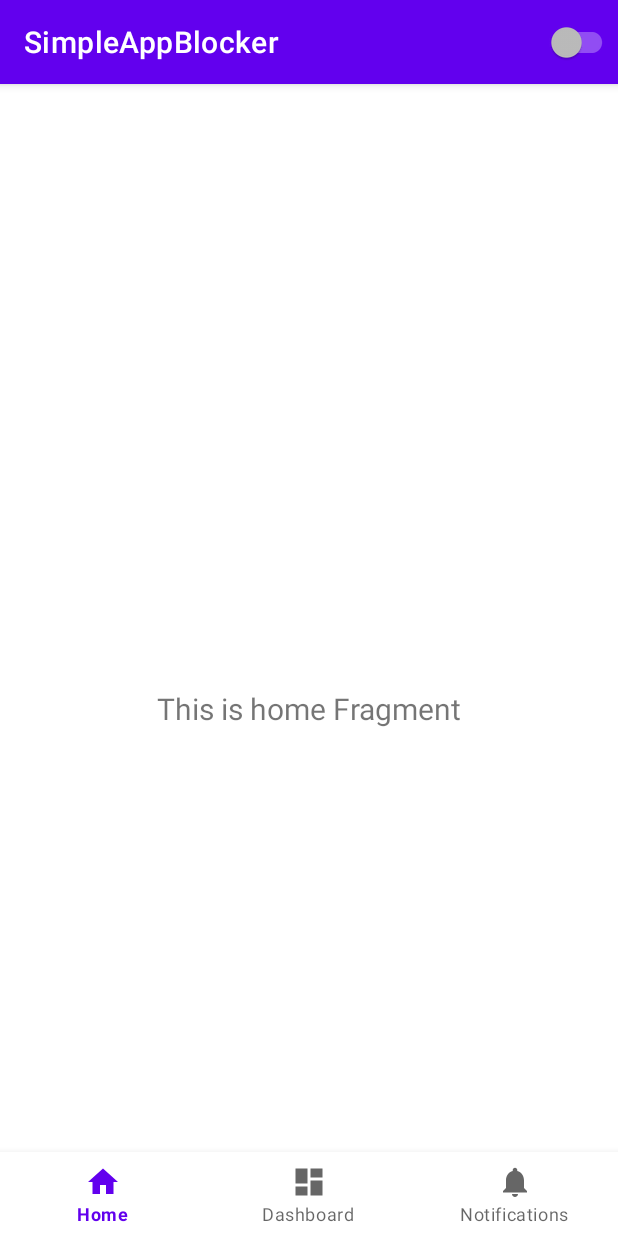
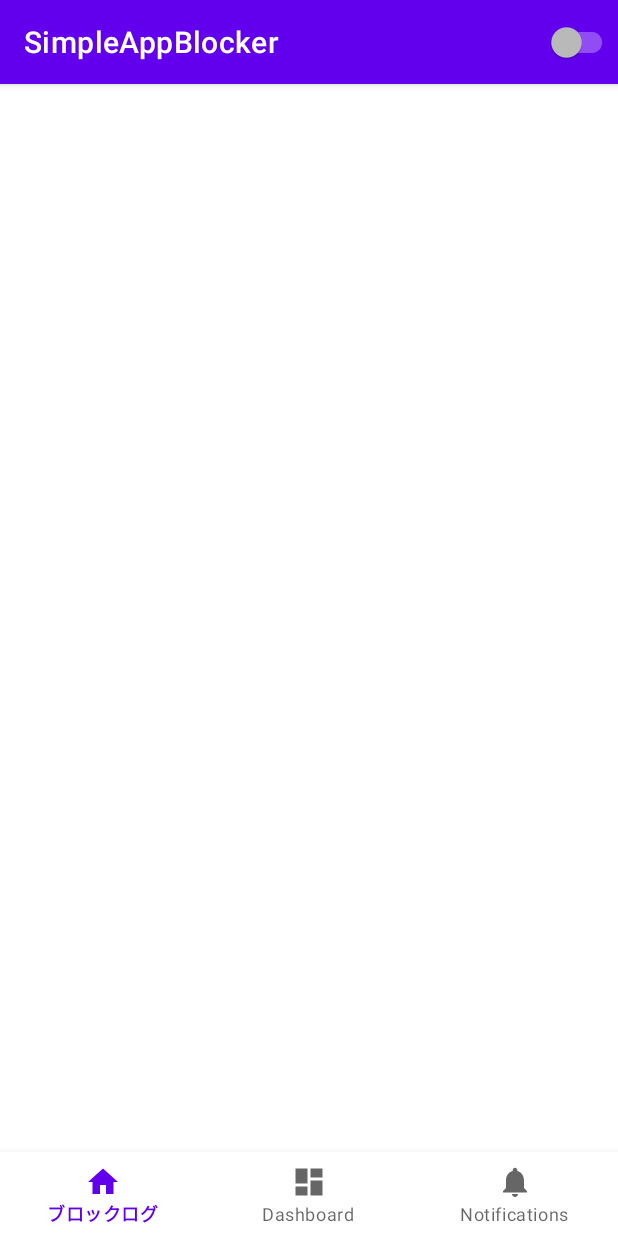
Before and after one commit to CASL0/simple_app_blocker, an Android app: the screen it shows after launch (MainActivity), on a phone screen of 412 x 824 dp. Run offline under Robolectric (Android 15) with nearby library versions, the light colour scheme and no system bars; our stand-ins replace EventBus, navigation-ui; libraries missing offline, so code that uses them is left out: com.orhanobut.logger; 1 statement that could not run was skipped.

Commit message:
ブロック情報をUIに反映

```diff
--- a/app/build.gradle
+++ b/app/build.gradle
@@ -58,4 +58,5 @@ dependencies {
     implementation 'androidx.navigation:navigation-fragment-ktx:2.4.1'
     implementation 'androidx.navigation:navigation-ui-ktx:2.4.1'
     implementation 'com.orhanobut:logger:2.2.0'
+    implementation 'org.greenrobot:eventbus:3.3.1'
 }
--- a/app/src/main/java/jp/co/casl0/android/simpleappblocker/home/HomeViewModel.kt
+++ b/app/src/main/java/jp/co/casl0/android/simpleappblocker/PacketInfo.kt
@@ -14,16 +14,12 @@
  * limitations under the License.
  */
 
-package jp.co.casl0.android.simpleappblocker.home
+package jp.co.casl0.android.simpleappblocker
 
-import androidx.lifecycle.LiveData
-import androidx.lifecycle.MutableLiveData
-import androidx.lifecycle.ViewModel
-
-class HomeViewModel : ViewModel() {
-
-    private val _text = MutableLiveData<String>().apply {
-        value = "This is home Fragment"
-    }
-    val text: LiveData<String> = _text
-}
+data class PacketInfo(
+    val srcAddress: String,
+    val srcPort: Int,
+    val dstAddress: String,
+    val dstPort: Int,
+    val blockTime: String
+)
--- a/app/src/main/java/jp/co/casl0/android/simpleappblocker/PcapPlusPlusInterface.kt
+++ b/app/src/main/java/jp/co/casl0/android/simpleappblocker/PcapPlusPlusInterface.kt
@@ -11,7 +11,7 @@ object PcapPlusPlusInterface {
      * @param length パケットのバイト長
      * @return 送信元IPアドレスの文字列
      */
-    external fun getSrcIpAddressNative(packet: ByteArray?, length: Int): String?
+    external fun getSrcIpAddressNative(packet: ByteArray?, length: Int): String
 
     /**
      * パケットの送信先IPアドレスを取得する関数
@@ -19,7 +19,7 @@ object PcapPlusPlusInterface {
      * @param length パケットのバイト長
      * @return 送信先IPアドレスの文字列
      */
-    external fun getDstIpAddressNative(packet: ByteArray?, length: Int): String?
+    external fun getDstIpAddressNative(packet: ByteArray?, length: Int): String
 
     /**
      * パケットの送信元ポートを取得する関数
@@ -43,5 +43,5 @@ object PcapPlusPlusInterface {
      * @param length パケットのバイト長
      * @return サーバー名の文字列
      */
-    external fun getServerNameNative(packet: ByteArray?, length: Int): String?
+    external fun getServerNameNative(packet: ByteArray?, length: Int): String
 }
--- a/app/src/main/java/jp/co/casl0/android/simpleappblocker/home/HomeFragment.kt
+++ b/app/src/main/java/jp/co/casl0/android/simpleappblocker/blocklog/BlockLogFragment.kt
@@ -14,23 +14,20 @@
  * limitations under the License.
  */
 
-package jp.co.casl0.android.simpleappblocker.home
+package jp.co.casl0.android.simpleappblocker.blocklog
 
 import android.os.Bundle
 import android.view.LayoutInflater
 import android.view.View
 import android.view.ViewGroup
-import android.widget.TextView
 import androidx.fragment.app.Fragment
 import androidx.lifecycle.ViewModelProvider
-import jp.co.casl0.android.simpleappblocker.databinding.FragmentHomeBinding
+import androidx.recyclerview.widget.LinearLayoutManager
+import jp.co.casl0.android.simpleappblocker.databinding.FragmentBlocklogBinding
 
-class HomeFragment : Fragment() {
+class BlockLogFragment : Fragment() {
 
-    private var _binding: FragmentHomeBinding? = null
-
-    // This property is only valid between onCreateView and
-    // onDestroyView.
+    private var _binding: FragmentBlocklogBinding? = null
     private val binding get() = _binding!!
 
     override fun onCreateView(
@@ -38,15 +35,20 @@ class HomeFragment : Fragment() {
         container: ViewGroup?,
         savedInstanceState: Bundle?
     ): View {
-        val homeViewModel =
-            ViewModelProvider(this).get(HomeViewModel::class.java)
+        val blockLogViewModel =
+            ViewModelProvider(this).get(BlockLogViewModel::class.java)
 
-        _binding = FragmentHomeBinding.inflate(inflater, container, false)
+        _binding = FragmentBlocklogBinding.inflate(inflater, container, false)
         val root: View = binding.root
-
-        val textView: TextView = binding.textHome
-        homeViewModel.text.observe(viewLifecycleOwner) {
-            textView.text = it
+        val recyclerView = binding.blockLogRecyclerView
+        val adapter = BlockLogListAdapter(context, listOf())
+        recyclerView.adapter = adapter
+        recyclerView.layoutManager = LinearLayoutManager(context)
+        blockLogViewModel.blockPacketInfoList.observe(viewLifecycleOwner) {
+            if (it != null) {
+                adapter.blockLogList = it
+                recyclerView.adapter?.notifyDataSetChanged()
+            }
         }
         return root
     }
--- /dev/null
+++ b/app/src/main/java/jp/co/casl0/android/simpleappblocker/blocklog/BlockLogListAdapter.kt
@@ -0,0 +1,49 @@
+/*
+ * Copyright 2022 CASL0
+ *
+ * Licensed under the Apache License, Version 2.0 (the "License");
+ * you may not use this file except in compliance with the License.
+ * You may obtain a copy of the License at
+ *
+ *   http://www.apache.org/licenses/LICENSE-2.0
+ *
+ * Unless required by applicable law or agreed to in writing, software
+ * distributed under the License is distributed on an "AS IS" BASIS,
+ * WITHOUT WARRANTIES OR CONDITIONS OF ANY KIND, either express or implied.
+ * See the License for the specific language governing permissions and
+ * limitations under the License.
+ */
+
+package jp.co.casl0.android.simpleappblocker.blocklog
+
+import android.content.Context
+import android.view.LayoutInflater
+import android.view.View
+import android.view.ViewGroup
+import android.widget.TextView
+import androidx.recyclerview.widget.RecyclerView
+import jp.co.casl0.android.simpleappblocker.R
+
+class BlockLogListAdapter(context: Context?, var blockLogList: List<Pair<String, String>>) :
+    RecyclerView.Adapter<BlockLogListAdapter.BlockLogListViewHolder>() {
+    inner class BlockLogListViewHolder(itemView: View) : RecyclerView.ViewHolder(itemView) {
+        val blockAddressesTextView: TextView = itemView.findViewById(R.id.block_packet_addresses)
+        val blockTimeTextView: TextView = itemView.findViewById(R.id.block_time)
+    }
+
+    private val inflater = LayoutInflater.from(context)
+
+    override fun onCreateViewHolder(parent: ViewGroup, viewType: Int): BlockLogListViewHolder {
+        val itemView = inflater.inflate(R.layout.block_log_view, parent, false)
+        return BlockLogListViewHolder(itemView)
+    }
+
+    override fun getItemCount(): Int {
+        return blockLogList.size
+    }
+
+    override fun onBindViewHolder(holder: BlockLogListViewHolder, position: Int) {
+        holder.blockAddressesTextView.text = blockLogList[position].first
+        holder.blockTimeTextView.text = blockLogList[position].second
+    }
+}
--- /dev/null
+++ b/app/src/main/java/jp/co/casl0/android/simpleappblocker/blocklog/BlockLogViewModel.kt
@@ -0,0 +1,57 @@
+/*
+ * Copyright 2022 CASL0
+ *
+ * Licensed under the Apache License, Version 2.0 (the "License");
+ * you may not use this file except in compliance with the License.
+ * You may obtain a copy of the License at
+ *
+ *   http://www.apache.org/licenses/LICENSE-2.0
+ *
+ * Unless required by applicable law or agreed to in writing, software
+ * distributed under the License is distributed on an "AS IS" BASIS,
+ * WITHOUT WARRANTIES OR CONDITIONS OF ANY KIND, either express or implied.
+ * See the License for the specific language governing permissions and
+ * limitations under the License.
+ */
+
+package jp.co.casl0.android.simpleappblocker.blocklog
+
+import androidx.lifecycle.LiveData
+import androidx.lifecycle.MutableLiveData
+import androidx.lifecycle.ViewModel
+import jp.co.casl0.android.simpleappblocker.PacketInfo
+import org.greenrobot.eventbus.EventBus
+import org.greenrobot.eventbus.Subscribe
+import org.greenrobot.eventbus.ThreadMode
+
+class BlockLogViewModel : ViewModel() {
+    init {
+        EventBus.getDefault().register(this)
+    }
+
+    companion object {
+        private const val MAX_NUM_PACKET_LOG = 50
+    }
+
+    private val _blockPacketInfoList = MutableLiveData<MutableList<Pair<String, String>>?>(
+        mutableListOf()
+    )
+    val blockPacketInfoList: LiveData<MutableList<Pair<String, String>>?>
+        get() = _blockPacketInfoList
+
+    /**
+     * パケットブロック時のイベントハンドラ
+     */
+    @Subscribe(threadMode = ThreadMode.BACKGROUND)
+    fun onPacketBlocked(packetInfo: PacketInfo) {
+        val tmp = _blockPacketInfoList.value
+        if (tmp != null && tmp.size >= MAX_NUM_PACKET_LOG) {
+            tmp.removeLast()
+        }
+        tmp?.add(0, Pair(transformAddressesString(packetInfo), packetInfo.blockTime))
+        if (tmp != null) _blockPacketInfoList.postValue(tmp)
+    }
+
+    private fun transformAddressesString(packetInfo: PacketInfo): String =
+        "${packetInfo.srcAddress}(${packetInfo.srcPort}) → ${packetInfo.dstAddress}(${packetInfo.dstPort})"
+}
--- /dev/null
+++ b/app/src/main/res/layout/fragment_blocklog.xml
@@ -0,0 +1,13 @@
+<?xml version="1.0" encoding="utf-8"?>
+<androidx.constraintlayout.widget.ConstraintLayout xmlns:android="http://schemas.android.com/apk/res/android"
+    xmlns:app="http://schemas.android.com/apk/res-auto"
+    xmlns:tools="http://schemas.android.com/tools"
+    android:layout_width="match_parent"
+    android:layout_height="match_parent"
+    tools:context=".blocklog.BlockLogFragment">
+
+    <androidx.recyclerview.widget.RecyclerView
+        android:id="@+id/blockLogRecyclerView"
+        android:layout_width="match_parent"
+        android:layout_height="match_parent" />
+</androidx.constraintlayout.widget.ConstraintLayout>
--- a/app/src/main/res/layout/fragment_home.xml
+++ /dev/null
@@ -1,22 +0,0 @@
-<?xml version="1.0" encoding="utf-8"?>
-<androidx.constraintlayout.widget.ConstraintLayout xmlns:android="http://schemas.android.com/apk/res/android"
-    xmlns:app="http://schemas.android.com/apk/res-auto"
-    xmlns:tools="http://schemas.android.com/tools"
-    android:layout_width="match_parent"
-    android:layout_height="match_parent"
-    tools:context=".home.HomeFragment">
-
-    <TextView
-        android:id="@+id/text_home"
-        android:layout_width="match_parent"
-        android:layout_height="wrap_content"
-        android:layout_marginStart="8dp"
-        android:layout_marginTop="8dp"
-        android:layout_marginEnd="8dp"
-        android:textAlignment="center"
-        android:textSize="20sp"
-        app:layout_constraintBottom_toBottomOf="parent"
-        app:layout_constraintEnd_toEndOf="parent"
-        app:layout_constraintStart_toStartOf="parent"
-        app:layout_constraintTop_toTopOf="parent" />
-</androidx.constraintlayout.widget.ConstraintLayout>
--- a/app/src/main/res/menu/bottom_nav_menu.xml
+++ b/app/src/main/res/menu/bottom_nav_menu.xml
@@ -2,9 +2,9 @@
 <menu xmlns:android="http://schemas.android.com/apk/res/android">
 
     <item
-        android:id="@+id/navigation_home"
+        android:id="@+id/navigation_blocklog"
         android:icon="@drawable/ic_home_black_24dp"
-        android:title="@string/title_home" />
+        android:title="@string/title_blocklog" />
 
     <item
         android:id="@+id/navigation_dashboard"
--- a/app/src/main/res/navigation/mobile_navigation.xml
+++ b/app/src/main/res/navigation/mobile_navigation.xml
@@ -3,13 +3,13 @@
     xmlns:app="http://schemas.android.com/apk/res-auto"
     xmlns:tools="http://schemas.android.com/tools"
     android:id="@+id/mobile_navigation"
-    app:startDestination="@+id/navigation_home">
+    app:startDestination="@+id/navigation_blocklog">
 
     <fragment
-        android:id="@+id/navigation_home"
-        android:name="jp.co.casl0.android.simpleappblocker.home.HomeFragment"
-        android:label="@string/title_home"
-        tools:layout="@layout/fragment_home" />
+        android:id="@+id/navigation_blocklog"
+        android:name="jp.co.casl0.android.simpleappblocker.blocklog.BlockLogFragment"
+        android:label="@string/title_blocklog"
+        tools:layout="@layout/fragment_blocklog" />
 
     <fragment
         android:id="@+id/navigation_dashboard"
--- a/app/src/main/res/values/strings.xml
+++ b/app/src/main/res/values/strings.xml
@@ -6,4 +6,5 @@
     <string name="app_bar_switch_title">ENABLE FILTERS</string>
     <string name="filters_disabled">Filters are disabled.</string>
     <string name="filters_enabled">Filters are enabled.</string>
+    <string name="title_blocklog">ブロックログ</string>
 </resources>
```
Also changed, not shown: app/src/main/java/jp/co/casl0/android/simpleappblocker/AppBlockerConnection.kt (+20 -0 lines), app/src/main/res/layout/block_log_view.xml (added, +31 -0 lines).
